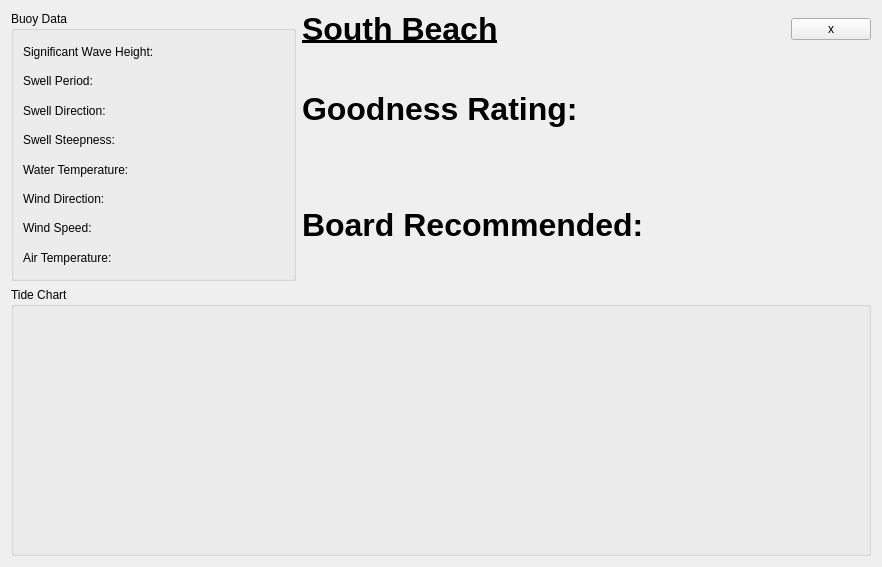
The window that src/uiFiles/southBeachWidg.ui (shindelr/SpotRater) describes before a commit, drawn with Qt 5.
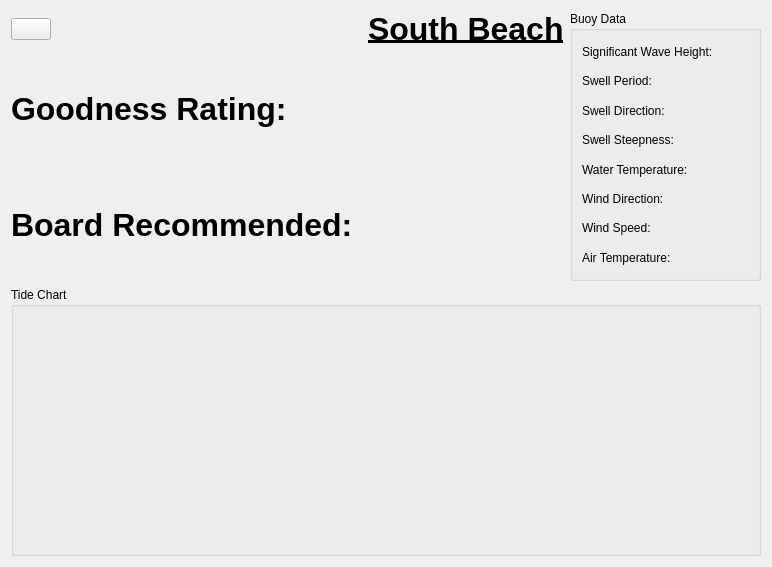
The same window after the commit. Icons and pictures are not drawn.

Diff of the .ui file:
```diff
--- a/src/uiFiles/southBeachWidg.ui
+++ b/src/uiFiles/southBeachWidg.ui
@@ -6,7 +6,7 @@
    <rect>
     <x>0</x>
     <y>0</y>
-    <width>882</width>
+    <width>772</width>
     <height>567</height>
    </rect>
   </property>
@@ -20,9 +20,53 @@
    <string>Form</string>
   </property>
   <layout class="QGridLayout" name="gridLayout_2">
-   <item row="0" column="0">
+   <item row="0" column="1">
     <layout class="QVBoxLayout" name="verticalLayout_3">
      <item>
+      <layout class="QGridLayout" name="gridLayout">
+       <item row="1" column="0">
+        <widget class="QLabel" name="GoodnessRating">
+         <property name="text">
+          <string>&lt;html&gt;&lt;head/&gt;&lt;body&gt;&lt;p&gt;&lt;span style=&quot; font-size:24pt; font-weight:700;&quot;&gt;Goodness Rating: &lt;/span&gt;&lt;/p&gt;&lt;/body&gt;&lt;/html&gt;</string>
+         </property>
+        </widget>
+       </item>
+       <item row="0" column="0">
+        <widget class="QPushButton" name="Close">
+         <property name="sizePolicy">
+          <sizepolicy hsizetype="Fixed" vsizetype="Fixed">
+           <horstretch>0</horstretch>
+           <verstretch>0</verstretch>
+          </sizepolicy>
+         </property>
+         <property name="text">
+          <string/>
+         </property>
+         <property name="icon">
+          <iconset>
+           <normaloff>back_arrow.png</normaloff>back_arrow.png</iconset>
+         </property>
+        </widget>
+       </item>
+       <item row="2" column="0">
+        <widget class="QLabel" name="BoardRec">
+         <property name="text">
+          <string>&lt;html&gt;&lt;head/&gt;&lt;body&gt;&lt;p&gt;&lt;span style=&quot; font-size:24pt; font-weight:700;&quot;&gt;Board Recommended: &lt;/span&gt;&lt;/p&gt;&lt;/body&gt;&lt;/html&gt;</string>
+         </property>
+        </widget>
+       </item>
+       <item row="0" column="1">
+        <widget class="QLabel" name="Title">
+         <property name="text">
+          <string>&lt;html&gt;&lt;head/&gt;&lt;body&gt;&lt;p&gt;&lt;span style=&quot; font-size:24pt; font-weight:700; text-decoration: underline;&quot;&gt;South Beach&lt;/span&gt;&lt;/p&gt;&lt;/body&gt;&lt;/html&gt;</string>
+         </property>
+        </widget>
+       </item>
+      </layout>
+     </item>
+    </layout>
+   </item>
+   <item row="0" column="2" colspan="2">
       <widget class="QGroupBox" name="groupBox">
        <property name="title">
         <string>Buoy Data</string>
@@ -87,53 +131,13 @@
        </layout>
       </widget>
      </item>
-    </layout>
-   </item>
-   <item row="1" column="0" colspan="3">
+   <item row="1" column="1" colspan="3">
     <widget class="QGroupBox" name="groupBox_2">
      <property name="title">
       <string>Tide Chart</string>
      </property>
     </widget>
    </item>
-   <item row="0" column="1" colspan="2">
-    <layout class="QGridLayout" name="gridLayout">
-     <item row="0" column="0">
-      <widget class="QLabel" name="Title">
-       <property name="text">
-        <string>&lt;html&gt;&lt;head/&gt;&lt;body&gt;&lt;p&gt;&lt;span style=&quot; font-size:24pt; font-weight:700; text-decoration: underline;&quot;&gt;South Beach&lt;/span&gt;&lt;/p&gt;&lt;/body&gt;&lt;/html&gt;</string>
-       </property>
-      </widget>
-     </item>
-     <item row="0" column="1">
-      <widget class="QPushButton" name="Close">
-       <property name="sizePolicy">
-        <sizepolicy hsizetype="Fixed" vsizetype="Fixed">
-         <horstretch>0</horstretch>
-         <verstretch>0</verstretch>
-        </sizepolicy>
-       </property>
-       <property name="text">
-        <string>x</string>
-       </property>
-      </widget>
-     </item>
-     <item row="1" column="0">
-      <widget class="QLabel" name="GoodnessRating">
-       <property name="text">
-        <string>&lt;html&gt;&lt;head/&gt;&lt;body&gt;&lt;p&gt;&lt;span style=&quot; font-size:24pt; font-weight:700;&quot;&gt;Goodness Rating: &lt;/span&gt;&lt;/p&gt;&lt;/body&gt;&lt;/html&gt;</string>
-       </property>
-      </widget>
-     </item>
-     <item row="2" column="0">
-      <widget class="QLabel" name="BoardRec">
-       <property name="text">
-        <string>&lt;html&gt;&lt;head/&gt;&lt;body&gt;&lt;p&gt;&lt;span style=&quot; font-size:24pt; font-weight:700;&quot;&gt;Board Recommended: &lt;/span&gt;&lt;/p&gt;&lt;/body&gt;&lt;/html&gt;</string>
-       </property>
-      </widget>
-     </item>
-    </layout>
-   </item>
   </layout>
  </widget>
  <resources/>
```
Lines whose indentation alone changed are shown as unchanged.
